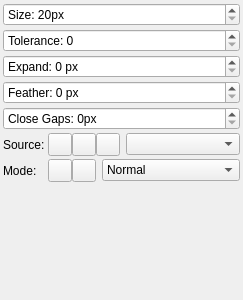
Above: src/desktop/ui/fillsettings.ui from drawpile/Drawpile before the change. Below: the same form after it.
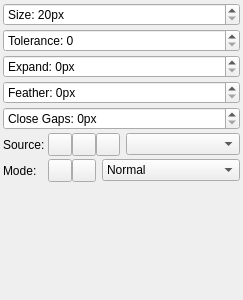
That is the form after the change. Icons and pictures are not drawn. Custom widgets are drawn as their Qt base class.

Commit message:
Fix inconsistent spacing in fill settings suffixes
They mixed "px" and " px" together. Now they're all without the space.

Patch:
```diff
--- a/src/desktop/ui/fillsettings.ui
+++ b/src/desktop/ui/fillsettings.ui
@@ -46,7 +46,7 @@
    <item row="6" column="0" colspan="2">
     <widget class="KisSliderSpinBox" name="feather">
      <property name="suffix">
-      <string> px</string>
+      <string>px</string>
      </property>
      <property name="prefix">
       <string>Feather: </string>
@@ -175,7 +175,7 @@
    <item row="5" column="0" colspan="2">
     <widget class="KisSliderSpinBox" name="expand">
      <property name="suffix">
-      <string> px</string>
+      <string>px</string>
      </property>
      <property name="prefix">
       <string>Expand: </string>
```
